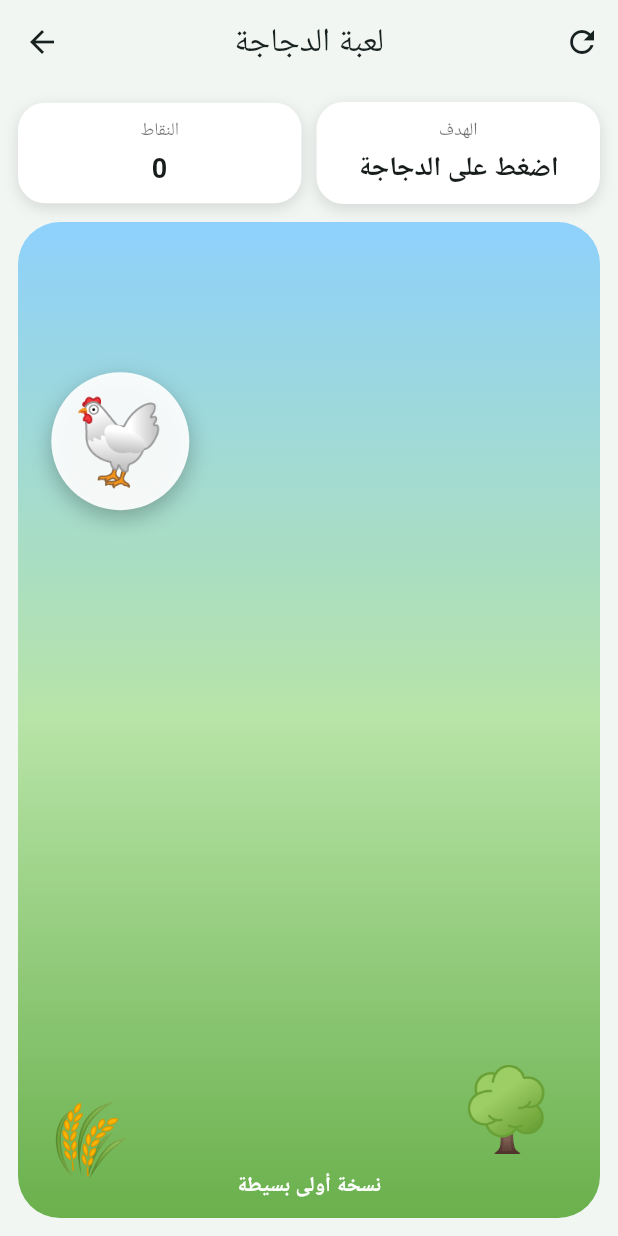
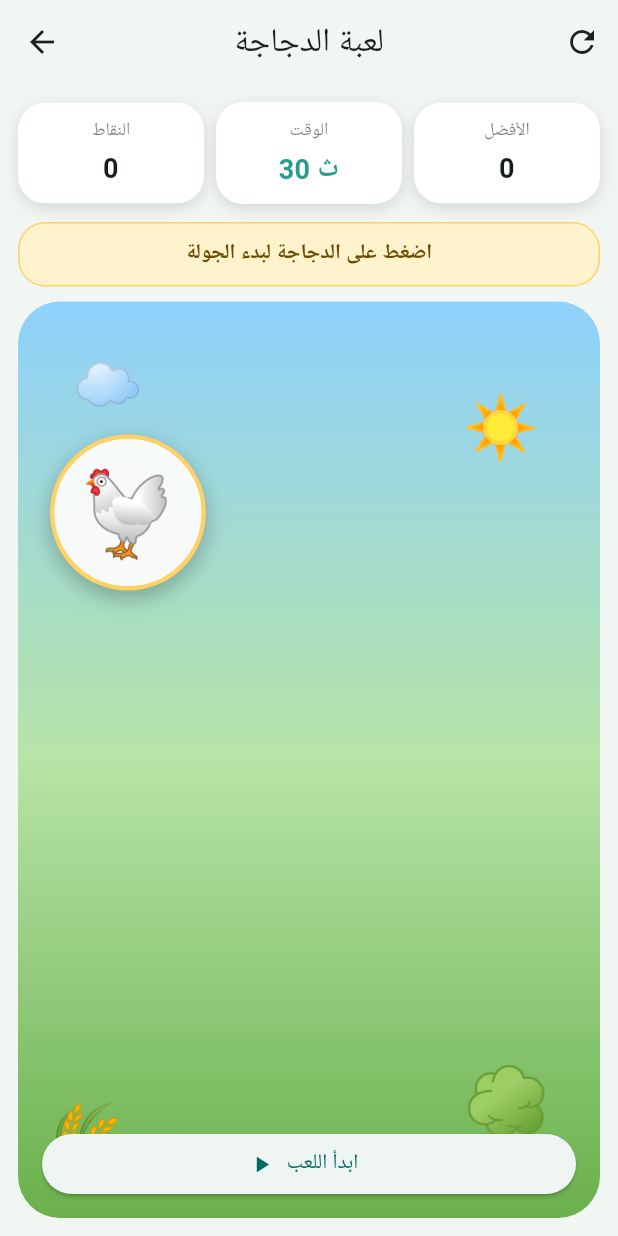
Before and after one commit to aljwaal1/gameslocal, a Flutter app: the ChickenGameScreen screen opened directly, on a phone screen of 412 x 824 dp. Run offline on Flutter 3.47's test engine with Material 3 defaults, Android fonts, the phone set to English and light mode, and no system bars.

Commit message:
Improve chicken game loop

```diff
--- a/lib/games/chicken/chicken_game.dart
+++ b/lib/games/chicken/chicken_game.dart
@@ -1,3 +1,4 @@
+import 'dart:async';
 import 'dart:math';
 
 import 'package:flutter/material.dart';
@@ -10,9 +11,17 @@ class ChickenGameScreen extends StatefulWidget {
 }
 
 class _ChickenGameScreenState extends State<ChickenGameScreen> {
+  static const int _roundSeconds = 30;
+
   final Random _random = Random();
+  Timer? _timer;
+
   int score = 0;
+  int bestScore = 0;
+  int remainingSeconds = _roundSeconds;
   int chickenIndex = 0;
+  bool isPlaying = false;
+  bool isFinished = false;
 
   final List<Alignment> positions = const [
     Alignment(-0.85, -0.65),
@@ -21,20 +30,83 @@ class _ChickenGameScreenState extends State<ChickenGameScreen> {
     Alignment(-0.55, 0.05),
     Alignment(0.45, 0.2),
     Alignment(-0.1, 0.62),
+    Alignment(0.85, 0.67),
+    Alignment(-0.75, 0.42),
   ];
 
-  void _hitChicken() {
+  @override
+  void dispose() {
+    _timer?.cancel();
+    super.dispose();
+  }
+
+  void _startGame() {
+    _timer?.cancel();
     setState(() {
-      score += 10;
+      score = 0;
+      remainingSeconds = _roundSeconds;
       chickenIndex = _random.nextInt(positions.length);
+      isPlaying = true;
+      isFinished = false;
+    });
+
+    _timer = Timer.periodic(const Duration(seconds: 1), (timer) {
+      if (!mounted) return;
+      setState(() {
+        remainingSeconds--;
+        if (remainingSeconds <= 0) {
+          timer.cancel();
+          isPlaying = false;
+          isFinished = true;
+          bestScore = max(bestScore, score);
+        }
+      });
     });
   }
 
+  void _hitChicken() {
+    if (!isPlaying) {
+      _startGame();
+      return;
+    }
+
+    setState(() {
+      score += remainingSeconds <= 10 ? 15 : 10;
+      chickenIndex = _nextChickenIndex();
+    });
+  }
+
+  int _nextChickenIndex() {
+    if (positions.length == 1) return 0;
+
+    int next = _random.nextInt(positions.length);
+    while (next == chickenIndex) {
+      next = _random.nextInt(positions.length);
+    }
+    return next;
+  }
+
   void _resetGame() {
+    _timer?.cancel();
     setState(() {
       score = 0;
+      remainingSeconds = _roundSeconds;
       chickenIndex = 0;
+      isPlaying = false;
+      isFinished = false;
     });
+  }
+
+  String get _message {
+    if (isFinished) return 'انتهى الوقت! حاول تحطيم الرقم الأفضل';
+    if (isPlaying) return remainingSeconds <= 10 ? 'الوقت قليل! النقاط مضاعفة' : 'اضغط بسرعة على الدجاجة';
+    return 'اضغط على الدجاجة لبدء الجولة';
+  }
+
+  Color get _timerColor {
+    if (remainingSeconds <= 10) return const Color(0xFFE63946);
+    if (remainingSeconds <= 20) return const Color(0xFFFF9F1C);
+    return const Color(0xFF2A9D8F);
   }
 
   @override
@@ -57,16 +129,32 @@ class _ChickenGameScreenState extends State<ChickenGameScreen> {
             padding: const EdgeInsets.all(12),
             child: Row(
               children: [
-                Expanded(
-                  child: _InfoBox(label: 'النقاط', value: '$score'),
-                ),
-                const SizedBox(width: 10),
-                const Expanded(
-                  child: _InfoBox(label: 'الهدف', value: 'اضغط على الدجاجة'),
-                ),
+                Expanded(child: _InfoBox(label: 'النقاط', value: '$score')),
+                const SizedBox(width: 8),
+                Expanded(child: _InfoBox(label: 'الوقت', value: '$remainingSeconds ث', valueColor: _timerColor)),
+                const SizedBox(width: 8),
+                Expanded(child: _InfoBox(label: 'الأفضل', value: '$bestScore')),
               ],
             ),
           ),
+          Padding(
+            padding: const EdgeInsets.symmetric(horizontal: 12),
+            child: Container(
+              width: double.infinity,
+              padding: const EdgeInsets.symmetric(horizontal: 14, vertical: 10),
+              decoration: BoxDecoration(
+                color: const Color(0xFFFFF3CD),
+                borderRadius: BorderRadius.circular(18),
+                border: Border.all(color: const Color(0xFFFFD166)),
+              ),
+              child: Text(
+                _message,
+                textAlign: TextAlign.center,
+                style: const TextStyle(fontWeight: FontWeight.bold, color: Color(0xFF6D4C00)),
+              ),
+            ),
+          ),
+          const SizedBox(height: 10),
           Expanded(
             child: Padding(
               padding: const EdgeInsets.fromLTRB(12, 0, 12, 12),
@@ -79,48 +167,46 @@ class _ChickenGameScreenState extends State<ChickenGameScreen> {
                     colors: [Color(0xFF8ED1FC), Color(0xFFB7E4A7), Color(0xFF6AB04C)],
                   ),
                 ),
+                child: ClipRRect(
+                  borderRadius: BorderRadius.circular(28),
                   child: Stack(
                     children: [
-                    const Positioned(
-                      left: 18,
-                      bottom: 20,
-                      child: Text('🌾', style: TextStyle(fontSize: 46)),
-                    ),
-                    const Positioned(
-                      right: 28,
-                      bottom: 34,
-                      child: Text('🌳', style: TextStyle(fontSize: 54)),
-                    ),
+                      const Positioned(left: 18, bottom: 20, child: Text('🌾', style: TextStyle(fontSize: 46))),
+                      const Positioned(right: 28, bottom: 34, child: Text('🌳', style: TextStyle(fontSize: 54))),
+                      const Positioned(left: 36, top: 28, child: Text('☁️', style: TextStyle(fontSize: 38))),
+                      const Positioned(right: 40, top: 54, child: Text('☀️', style: TextStyle(fontSize: 42))),
                       AnimatedAlign(
-                      duration: const Duration(milliseconds: 260),
+                        duration: Duration(milliseconds: isPlaying ? 210 : 320),
                         curve: Curves.easeOutBack,
                         alignment: positions[chickenIndex],
                         child: GestureDetector(
                           onTap: _hitChicken,
-                        child: Container(
-                          width: 92,
-                          height: 92,
+                          child: AnimatedContainer(
+                            duration: const Duration(milliseconds: 180),
+                            width: isPlaying ? 86 : 104,
+                            height: isPlaying ? 86 : 104,
                             decoration: BoxDecoration(
-                            color: Colors.white.withOpacity(0.92),
+                              color: Colors.white.withOpacity(0.94),
                               shape: BoxShape.circle,
+                              border: Border.all(color: const Color(0xFFFFD166), width: 3),
                               boxShadow: const [BoxShadow(color: Colors.black26, blurRadius: 12, offset: Offset(0, 5))],
                             ),
-                          child: const Center(child: Text('🐔', style: TextStyle(fontSize: 58))),
+                            child: Center(child: Text(isFinished ? '🏁' : '🐔', style: const TextStyle(fontSize: 58))),
                           ),
                         ),
                       ),
-                    const Positioned(
-                      left: 0,
-                      right: 0,
-                      bottom: 10,
-                      child: Center(
-                        child: Text(
-                          'نسخة أولى بسيطة',
-                          style: TextStyle(fontWeight: FontWeight.bold, color: Colors.white),
-                        ),
+                      Positioned(
+                        left: 16,
+                        right: 16,
+                        bottom: 12,
+                        child: ElevatedButton.icon(
+                          onPressed: _startGame,
+                          icon: Icon(isPlaying ? Icons.restart_alt : Icons.play_arrow),
+                          label: Text(isPlaying ? 'بدء جولة جديدة' : 'ابدأ اللعب'),
                         ),
                       ),
                     ],
+                  ),
                 ),
               ),
             ),
@@ -132,15 +218,16 @@ class _ChickenGameScreenState extends State<ChickenGameScreen> {
 }
 
 class _InfoBox extends StatelessWidget {
-  const _InfoBox({required this.label, required this.value});
+  const _InfoBox({required this.label, required this.value, this.valueColor});
 
   final String label;
   final String value;
+  final Color? valueColor;
 
   @override
   Widget build(BuildContext context) {
     return Container(
-      padding: const EdgeInsets.symmetric(horizontal: 12, vertical: 10),
+      padding: const EdgeInsets.symmetric(horizontal: 10, vertical: 10),
       decoration: BoxDecoration(
         color: Colors.white,
         borderRadius: BorderRadius.circular(18),
@@ -148,9 +235,15 @@ class _InfoBox extends StatelessWidget {
       ),
       child: Column(
         children: [
-          Text(label, style: const TextStyle(color: Colors.black54, fontSize: 12)),
+          Text(label, maxLines: 1, overflow: TextOverflow.ellipsis, style: const TextStyle(color: Colors.black54, fontSize: 12)),
           const SizedBox(height: 4),
-          Text(value, textAlign: TextAlign.center, style: const TextStyle(fontWeight: FontWeight.bold, fontSize: 18)),
+          Text(
+            value,
+            maxLines: 1,
+            overflow: TextOverflow.ellipsis,
+            textAlign: TextAlign.center,
+            style: TextStyle(fontWeight: FontWeight.bold, fontSize: 18, color: valueColor),
+          ),
         ],
       ),
     );
```
Lines whose indentation alone changed are shown as unchanged.
